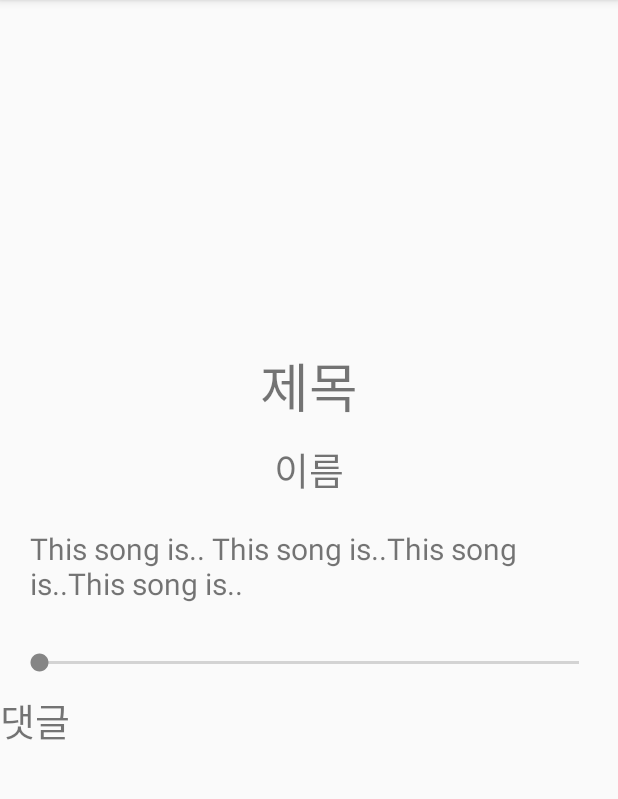
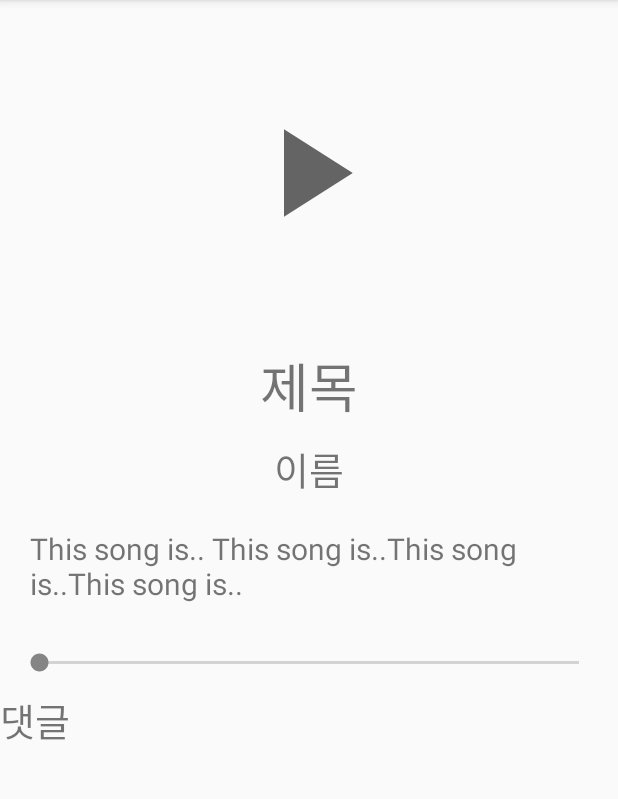
Before and after one commit to MP-mobileProgramming/GClef, an Android app: the InPostActivity screen opened directly, with no data from a screen before it, on a phone screen of 412 x 824 dp, the part 84-883 px from its top. Run offline under Robolectric (Android 15) with nearby library versions, the phone set to English and light mode, and no system bars; our stand-ins replace Firebase (no records; nobody signed in at launch, a user with empty details on screens opened directly); pictures from the network do not load; 7 statements that could not run were skipped.

Commit message:
22.05.22 (2)

```diff
--- a/app/src/main/java/com/example/gclef/InPostActivity.kt
+++ b/app/src/main/java/com/example/gclef/InPostActivity.kt
@@ -1,12 +1,23 @@
 package com.example.gclef
 
+import android.media.AudioManager
+import android.media.MediaPlayer
+import android.net.Uri
 import androidx.appcompat.app.AppCompatActivity
 import android.os.Bundle
+import android.util.Log
+import android.widget.Toast
 import com.bumptech.glide.Glide
+import com.google.android.gms.auth.api.signin.internal.Storage
+import com.google.android.gms.tasks.Task
+import com.google.firebase.firestore.FirebaseFirestore
+import com.google.firebase.storage.FirebaseStorage
 import kotlinx.android.synthetic.main.activity_in_post.*
 
 class InPostActivity : AppCompatActivity()  {
     private lateinit var data : Song
+    private lateinit var mediaPlayer: MediaPlayer
+
     override fun onCreate(savedInstanceState: Bundle?) {
         super.onCreate(savedInstanceState)
         setContentView(R.layout.activity_in_post)
@@ -22,5 +33,26 @@ class InPostActivity : AppCompatActivity()  {
         songDetailInPost.text = data.songDetail
         userNameInPost.text = data.userName
 
+
+        mediaPlayer = MediaPlayer()
+        mediaPlayer.setDataSource(applicationContext, Uri.parse(data.soundUrl))
+        mediaPlayer.prepare()
+        playButton.setBackgroundResource(R.drawable.ic_baseline_play_arrow_24)
+
+
+       playButton.setOnClickListener {
+            if(mediaPlayer.isPlaying) {
+                Toast.makeText(this, "재생 중", Toast.LENGTH_LONG).show()
+                playButton.setBackgroundResource(R.drawable.ic_baseline_play_arrow_24)
+                mediaPlayer.pause()
+
+            }
+            else {
+                Toast.makeText(this, "재생 시작", Toast.LENGTH_LONG).show()
+                mediaPlayer.start()
+                playButton.setBackgroundResource(R.drawable.ic_baseline_pause_24)
+            }
+        }
+
     }
 }
--- a/app/src/main/java/com/example/gclef/RecyclerViewAdapter.kt
+++ b/app/src/main/java/com/example/gclef/RecyclerViewAdapter.kt
@@ -1,6 +1,7 @@
 package com.example.gclef
 
 import android.content.Intent
+import android.util.Log
 import android.view.LayoutInflater
 import android.view.View
 import android.view.ViewGroup
@@ -31,8 +32,6 @@ class RecyclerViewAdapter : RecyclerView.Adapter<RecyclerView.ViewHolder>() {
                 for (snapshot in querySnapshot!!.documents) {
                     var item = snapshot.toObject<Song>()
                     songList.add(item!!)
-
-
                 }
 
                 notifyDataSetChanged()
@@ -76,6 +75,8 @@ class RecyclerViewAdapter : RecyclerView.Adapter<RecyclerView.ViewHolder>() {
         viewHolder.songDetail.text = songList[position].songDetail
 
 
+
+
         for (i: Int in 1 until userList.size) {
             if(userList[i].uid == songList[position].uid) {
                 viewHolder.userName.text = userList[i].userName
--- a/app/src/main/java/com/example/gclef/Song.kt
+++ b/app/src/main/java/com/example/gclef/Song.kt
@@ -7,8 +7,8 @@ import java.io.Serializable
 data class Song(var userName : String? = null,
                 var songTitle: String? = null,
                 var songDetail : String? = null,
-                var imageUrl : String = "",
-                var soundUrl : String = "",
+                var imageUrl : String? = null,
+                var soundUrl : String? = null,
                 var uid : String? = null) : Serializable {
 
                 }
--- /dev/null
+++ b/app/src/main/res/drawable/ic_baseline_pause_24.xml
@@ -0,0 +1,10 @@
+<vector xmlns:android="http://schemas.android.com/apk/res/android"
+    android:width="24dp"
+    android:height="24dp"
+    android:viewportWidth="24"
+    android:viewportHeight="24"
+    android:tint="?attr/colorControlNormal">
+  <path
+      android:fillColor="@android:color/white"
+      android:pathData="M6,19h4L10,5L6,5v14zM14,5v14h4L18,5h-4z"/>
+</vector>
--- /dev/null
+++ b/app/src/main/res/drawable/ic_baseline_play_arrow_24.xml
@@ -0,0 +1,10 @@
+<vector xmlns:android="http://schemas.android.com/apk/res/android"
+    android:width="24dp"
+    android:height="24dp"
+    android:viewportWidth="24"
+    android:viewportHeight="24"
+    android:tint="?attr/colorControlNormal">
+  <path
+      android:fillColor="@android:color/white"
+      android:pathData="M8,5v14l11,-7z"/>
+</vector>
--- a/app/src/main/res/layout/activity_in_post.xml
+++ b/app/src/main/res/layout/activity_in_post.xml
@@ -7,12 +7,26 @@
     tools:context=".InPostActivity"
     android:orientation="vertical">
 
+    <FrameLayout
+        android:layout_width="wrap_content"
+        android:layout_height="wrap_content"
+        android:layout_gravity="center">
     <ImageView
         android:id="@+id/coverImageInPost"
         android:layout_width="200dp"
         android:layout_height="200dp"
         android:layout_gravity="center"
-        android:layout_margin="15dp"/>
+        android:layout_margin="15dp"
+        tools:ignore="MissingConstraints" />
+    <ImageButton
+        android:id="@+id/playButton"
+        android:scaleType="centerCrop"
+        android:background="@null"
+        android:layout_width="100dp"
+        android:layout_height="100dp"
+        android:layout_gravity="center"/>
+
+    </FrameLayout>
 
     <TextView
         android:id="@+id/songTitleInPost"
```
Also changed, not shown: app/src/main/java/com/example/gclef/CreatePostActivity.kt (+59 -16 lines).
